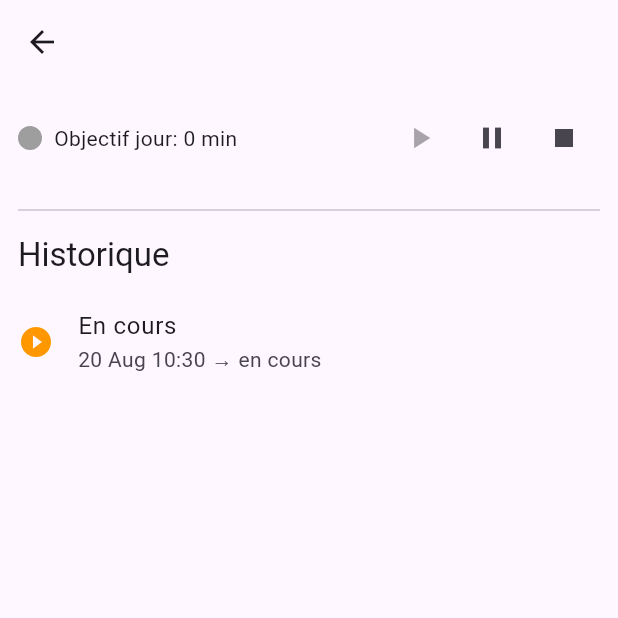
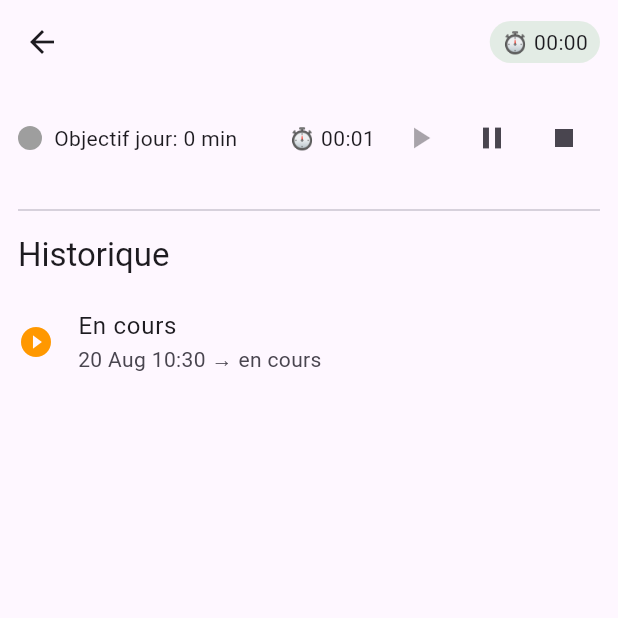
Before and after one commit to quiragon-coder/Timer, a Flutter app: the ActivityDetailPage screen opened directly with empty values, after a tap on the "play arrow" icon, on a phone screen of 412 x 824 dp, the top half of it. Run offline on Flutter 3.47's test engine with Material 3 defaults, Android fonts, the phone set to English and light mode, and no system bars; our stand-ins replace fl_chart, flutter_riverpod.

Commit message:
chore: maintenance

```diff
--- a/lib/pages/activity_detail_page.dart
+++ b/lib/pages/activity_detail_page.dart
@@ -1,3 +1,4 @@
+import 'dart:async';
 import 'package:flutter/material.dart';
 import 'package:flutter_riverpod/flutter_riverpod.dart';
 import 'package:intl/intl.dart';
@@ -7,34 +8,81 @@ import '../models/session.dart';
 import '../providers.dart';
 import '../widgets/activity_controls.dart';
 
-class ActivityDetailPage extends ConsumerWidget {
+class ActivityDetailPage extends ConsumerStatefulWidget {
   final Activity activity;
-  ActivityDetailPage({super.key, required this.activity});
-
-  final _df = DateFormat('dd MMM HH:mm');
+  const ActivityDetailPage({super.key, required this.activity});
 
   @override
-  Widget build(BuildContext context, WidgetRef ref) {
-    // watch -> rebuild quand le service notifie
+  ConsumerState<ActivityDetailPage> createState() => _ActivityDetailPageState();
+}
+
+class _ActivityDetailPageState extends ConsumerState<ActivityDetailPage> {
+  final _df = DateFormat('dd MMM HH:mm');
+  Timer? _ticker;
+
+  @override
+  void didChangeDependencies() {
+    super.didChangeDependencies();
+    _ensureTicker();
+  }
+
+  @override
+  void dispose() {
+    _ticker?.cancel();
+    super.dispose();
+  }
+
+  void _ensureTicker() {
+    _ticker?.cancel();
+    final db = ref.read(dbProvider);
+    if (db.isRunning(widget.activity.id)) {
+      _ticker = Timer.periodic(const Duration(seconds: 1), (_) {
+        if (mounted) setState(() {}); // rafraîchit l’elapsed affiché
+      });
+    }
+  }
+
+  @override
+  Widget build(BuildContext context) {
     final db = ref.watch(dbProvider);
-    final sessions = db.listSessionsByActivity(activity.id);
+    final sessions = db.listSessionsByActivity(widget.activity.id);
+    final running = db.isRunning(widget.activity.id);
+    final paused = db.isPaused(widget.activity.id);
+    final elapsed = db.runningElapsed(widget.activity.id);
+    final mm = elapsed.inMinutes.remainder(60).toString().padLeft(2, '0');
+    final ss = elapsed.inSeconds.remainder(60).toString().padLeft(2, '0');
 
     return Scaffold(
-      appBar: AppBar(title: Text('${activity.emoji} ${activity.name}')),
+      appBar: AppBar(
+        title: Text('${widget.activity.emoji} ${widget.activity.name}'),
+        actions: [
+          if (running)
+            Padding(
+              padding: const EdgeInsets.only(right: 12, top: 12, bottom: 12),
+              child: Center(
+                child: Container(
+                  padding: const EdgeInsets.symmetric(horizontal: 8, vertical: 4),
+                  decoration: BoxDecoration(
+                    color: paused ? Colors.orange.withOpacity(.15) : Colors.green.withOpacity(.15),
+                    borderRadius: BorderRadius.circular(999),
+                  ),
+                  child: Text(paused ? '⏸ $mm:$ss' : '⏱ $mm:$ss'),
+                ),
+              ),
+            ),
+        ],
+      ),
       body: Padding(
         padding: const EdgeInsets.all(12),
         child: ListView(
           children: [
             Row(
               children: [
-                Container(
-                  width: 16, height: 16,
-                  decoration: BoxDecoration(color: activity.color, shape: BoxShape.circle),
-                ),
+                Container(width: 16, height: 16, decoration: BoxDecoration(color: widget.activity.color, shape: BoxShape.circle)),
                 const SizedBox(width: 8),
-                Text('Objectif jour: ${activity.dailyGoalMinutes ?? 0} min'),
+                Text('Objectif jour: ${widget.activity.dailyGoalMinutes ?? 0} min'),
                 const Spacer(),
-                ActivityControls(activityId: activity.id),
+                ActivityControls(activityId: widget.activity.id),
               ],
             ),
             const SizedBox(height: 16),
@@ -68,14 +116,18 @@ class _SessionTile extends StatelessWidget {
   @override
   Widget build(BuildContext context) {
     final end = s.endAt;
-    final mm = s.duration.inMinutes.toString();
+    final dur = s.duration;
+    final hh = dur.inHours.toString().padLeft(2, '0');
+    final mm = dur.inMinutes.remainder(60).toString().padLeft(2, '0');
+    final ss = dur.inSeconds.remainder(60).toString().padLeft(2, '0');
+
     return ListTile(
       contentPadding: EdgeInsets.zero,
       leading: Icon(
         end == null ? Icons.play_circle_fill : Icons.check_circle,
         color: end == null ? Colors.orange : Colors.green,
       ),
-      title: Text(end == null ? 'En cours' : 'Fini ($mm min)'),
+      title: Text(end == null ? 'En cours' : 'Fini ($hh:$mm:$ss)'),
       subtitle: Text('${df.format(s.startAt)} → ${end == null ? 'en cours' : df.format(end)}'),
     );
   }
--- a/lib/services/database_service.dart
+++ b/lib/services/database_service.dart
@@ -65,8 +65,7 @@ class DatabaseService extends ChangeNotifier {
   Future<List<Activity>> getActivities() async =>
       _activities.values.toList(growable: false);
 
-  // ---------- Sessions ----------
-  /// Démarre une session si rien n'est en cours.
+  // ---------- Sessions (Start / Pause / Resume / Stop) ----------
   Future<void> quickStart(String activityId) async {
     if (_currentSession(activityId) != null) return; // déjà en cours
     _sessions.add(Session(
@@ -78,18 +77,17 @@ class DatabaseService extends ChangeNotifier {
     notifyListeners();
   }
 
-  /// Pause / Reprise la session courante s'il y en a une.
   Future<void> quickTogglePause(String activityId) async {
     final current = _currentSession(activityId);
     if (current == null) return;
 
     final open = _openPause(current.id);
     if (open != null) {
+      // reprise => ferme la pause
       final i = _pauses.indexWhere((p) => p.id == open.id);
-      if (i >= 0) {
-        _pauses[i] = open.copyWith(endAt: DateTime.now());
-      }
+      if (i >= 0) _pauses[i] = open.copyWith(endAt: DateTime.now());
     } else {
+      // pause => ouvre une nouvelle pause
       _pauses.add(Pause(
         id: _newId(),
         sessionId: current.id,
@@ -100,19 +98,18 @@ class DatabaseService extends ChangeNotifier {
     notifyListeners();
   }
 
-  /// Stoppe la session courante s'il y en a une.
   Future<void> quickStop(String activityId) async {
     final current = _currentSession(activityId);
     if (current == null) return;
 
-    // ferme une pause ouverte
+    // ferme pause ouverte si besoin
     final open = _openPause(current.id);
     if (open != null) {
       final pIdx = _pauses.indexWhere((p) => p.id == open.id);
       if (pIdx >= 0) _pauses[pIdx] = open.copyWith(endAt: DateTime.now());
     }
 
-    // remplace la session par une version terminée (copyWith endAt)
+    // clôture la session
     final sIdx = _sessions.indexWhere((s) => s.id == current.id);
     if (sIdx >= 0) {
       _sessions[sIdx] = current.copyWith(endAt: DateTime.now());
@@ -135,6 +132,33 @@ class DatabaseService extends ChangeNotifier {
 
   bool isRunning(String activityId) => _currentSession(activityId) != null;
 
+  bool isPaused(String activityId) {
+    final s = _currentSession(activityId);
+    if (s == null) return false;
+    return _openPause(s.id) != null;
+  }
+
+  Duration runningElapsed(String activityId) {
+    final s = _currentSession(activityId);
+    if (s == null) return Duration.zero;
+
+    // si en pause, on ne compte pas le temps depuis le début de la pause
+    final pause = _openPause(s.id);
+    final end = pause != null ? pause.startAt : DateTime.now();
+    return end.difference(s.startAt) - _pausedAccumulated(s.id, until: end);
+  }
+
+  Duration _pausedAccumulated(String sessionId, {DateTime? until}) {
+    final pauses = listPausesBySession(sessionId);
+    DateTime limit = until ?? DateTime.now();
+    var total = Duration.zero;
+    for (final p in pauses) {
+      final stop = (p.endAt ?? limit).isAfter(limit) ? limit : (p.endAt ?? limit);
+      if (stop.isAfter(p.startAt)) total += stop.difference(p.startAt);
+    }
+    return total.isNegative ? Duration.zero : total;
+  }
+
   // ---------- Compat (APIs async attendues par StatsService) ----------
   Future<List<Session>> getSessionsByActivity(String activityId) async =>
       listSessionsByActivity(activityId);
--- a/lib/widgets/activity_controls.dart
+++ b/lib/widgets/activity_controls.dart
@@ -1,3 +1,4 @@
+import 'dart:async';
 import 'package:flutter/material.dart';
 import 'package:flutter_riverpod/flutter_riverpod.dart';
 import '../providers.dart';
@@ -12,23 +13,61 @@ class ActivityControls extends ConsumerStatefulWidget {
 
 class _ActivityControlsState extends ConsumerState<ActivityControls> {
   bool _busy = false;
+  Timer? _ticker;
+
+  @override
+  void didChangeDependencies() {
+    super.didChangeDependencies();
+    _startTickerIfNeeded();
+  }
+
+  @override
+  void didUpdateWidget(covariant ActivityControls oldWidget) {
+    super.didUpdateWidget(oldWidget);
+    _startTickerIfNeeded();
+  }
+
+  void _startTickerIfNeeded() {
+    _ticker?.cancel();
+    if (ref.read(dbProvider).isRunning(widget.activityId)) {
+      _ticker = Timer.periodic(const Duration(seconds: 1), (_) {
+        if (mounted) setState(() {});
+      });
+    }
+  }
+
+  @override
+  void dispose() {
+    _ticker?.cancel();
+    super.dispose();
+  }
 
   @override
   Widget build(BuildContext context) {
-    final running = ref.watch(dbProvider).isRunning(widget.activityId);
+    final db = ref.watch(dbProvider);
+    final running = db.isRunning(widget.activityId);
+    final paused = db.isPaused(widget.activityId);
+    final elapsed = db.runningElapsed(widget.activityId);
+    final mm = elapsed.inMinutes.remainder(60).toString().padLeft(2, '0');
+    final ss = elapsed.inSeconds.remainder(60).toString().padLeft(2, '0');
 
     return Row(
       mainAxisSize: MainAxisSize.min,
       children: [
+        if (running) Padding(
+          padding: const EdgeInsets.only(right: 6),
+          child: Text(paused ? '⏸ $mm:$ss' : '⏱ $mm:$ss',
+              style: const TextStyle(fontFeatures: [FontFeature.tabularFigures()])),
+        ),
         IconButton(
           tooltip: running ? 'Déjà en cours' : 'Start',
           onPressed: _busy || running ? null : () => _run(() => ref.read(dbProvider).quickStart(widget.activityId)),
           icon: const Icon(Icons.play_arrow),
         ),
         IconButton(
-          tooltip: 'Pause / Reprendre',
+          tooltip: paused ? 'Reprendre' : 'Pause',
           onPressed: _busy || !running ? null : () => _run(() => ref.read(dbProvider).quickTogglePause(widget.activityId)),
-          icon: const Icon(Icons.pause),
+          icon: Icon(paused ? Icons.play_circle : Icons.pause),
         ),
         IconButton(
           tooltip: 'Stop',
@@ -45,6 +84,7 @@ class _ActivityControlsState extends ConsumerState<ActivityControls> {
       await action();
     } finally {
       if (mounted) setState(() => _busy = false);
+      _startTickerIfNeeded();
     }
   }
 }
```
Also changed, not shown: lib/pages/activities_list_page.dart (+81 -27 lines), 1 other file.
